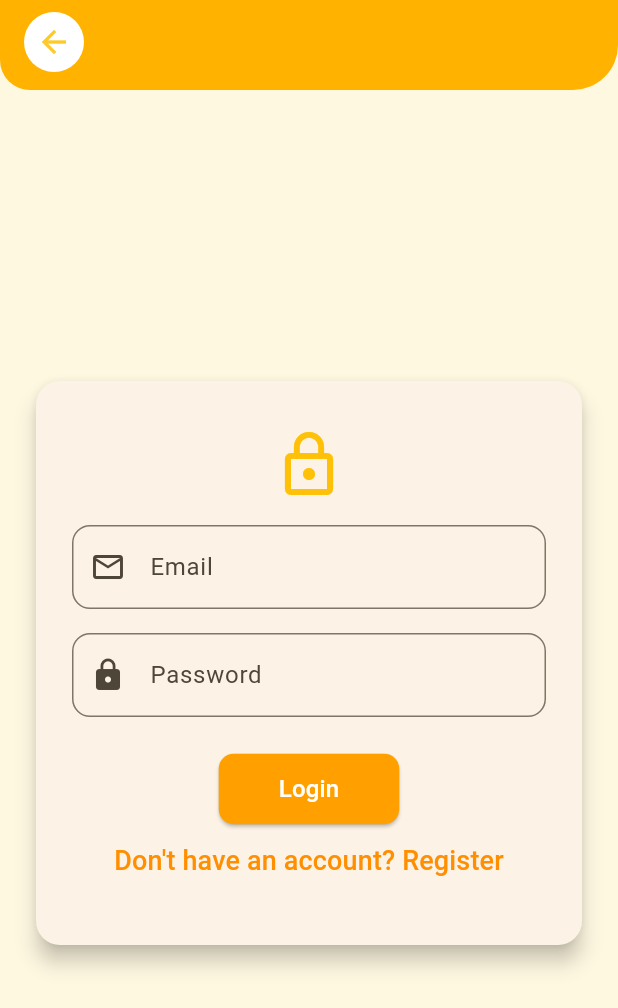
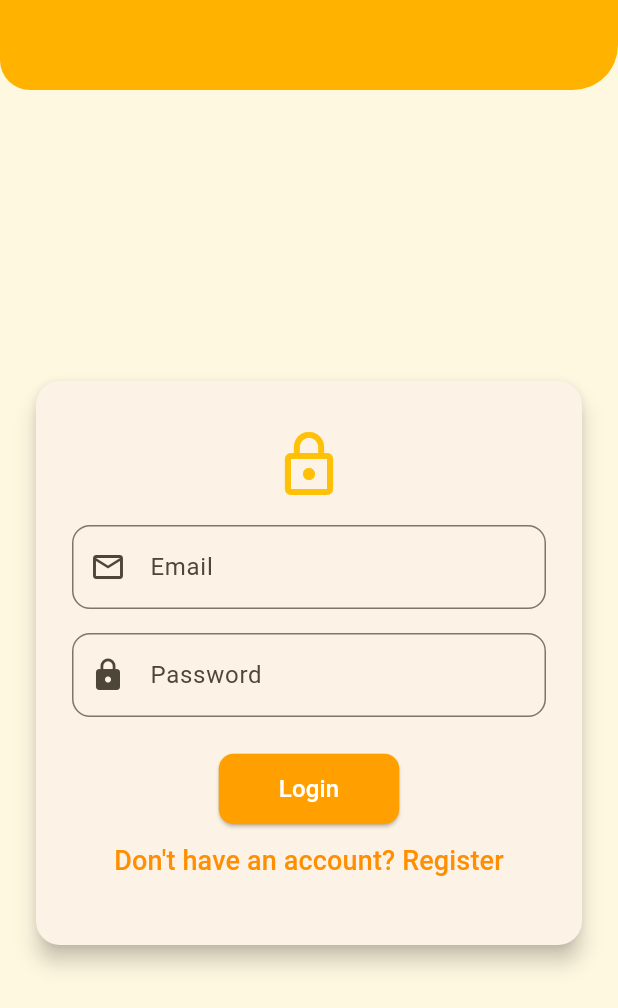
Before and after one commit to shiekiragu12/selfprogresstracker, a Flutter app: the screen it shows after launch, after a tap on "Login", on a phone screen of 412 x 824 dp. Shown: the top 1008 px of the screen. Run offline on Flutter 3.47's test engine with Material 3 defaults, Android fonts, the phone set to English and light mode, and no system bars; our stand-ins replace shared_preferences.

Commit message:
homepage design

```diff
--- a/lib/screens/login.dart
+++ b/lib/screens/login.dart
@@ -80,24 +80,26 @@ void submitLogin() async {
             backgroundColor: Colors.transparent,
             elevation: 0,
             automaticallyImplyLeading: false,
-            leading: Padding(
-              padding: const EdgeInsets.only(left: 16, top: 8, bottom: 8),
-              child: InkWell(
-                borderRadius: BorderRadius.circular(30),
-                onTap: () => Navigator.of(context).pop(),
-                child: Container(
-                  decoration: const BoxDecoration(
-                    color: Colors.white,
-                    shape: BoxShape.circle,
-                  ),
-                  padding: const EdgeInsets.all(8),
-                  child: const Icon(
-                    Icons.arrow_back,
-                    color: Color(0xFFFFCA28),
-                  ), // amber[400]
-                ),
-              ),
-            ),
+            // leading: Padding(
+            //   padding: const EdgeInsets.only(left: 16, top: 8, bottom: 8),
+            //   child: InkWell(
+            //     borderRadius: BorderRadius.circular(30),
+            //     onTap: () => Navigator.of(context).pop(),
+            //     child: Container(
+            //       decoration: const BoxDecoration(
+            //         color: Colors.white,
+            //         shape: BoxShape.circle,
+            //       ),
+            //       padding: const EdgeInsets.all(8),
+            //       child: const Icon(
+            //         Icons.arrow_back,
+            //         color: Color(0xFFFFCA28),
+            //       ), // amber[400]
+            //     ),
+            //   ),
+            // ),
+
+
             title: null,
           ),
         ),
```
Also changed, not shown: lib/screens/register.dart (+19 -18 lines).
